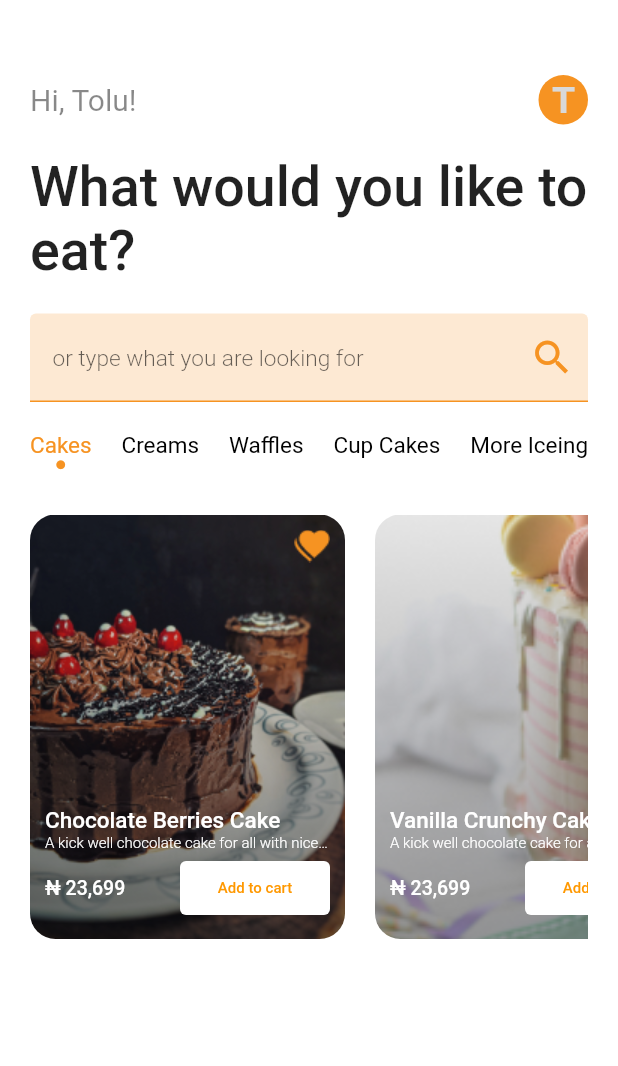
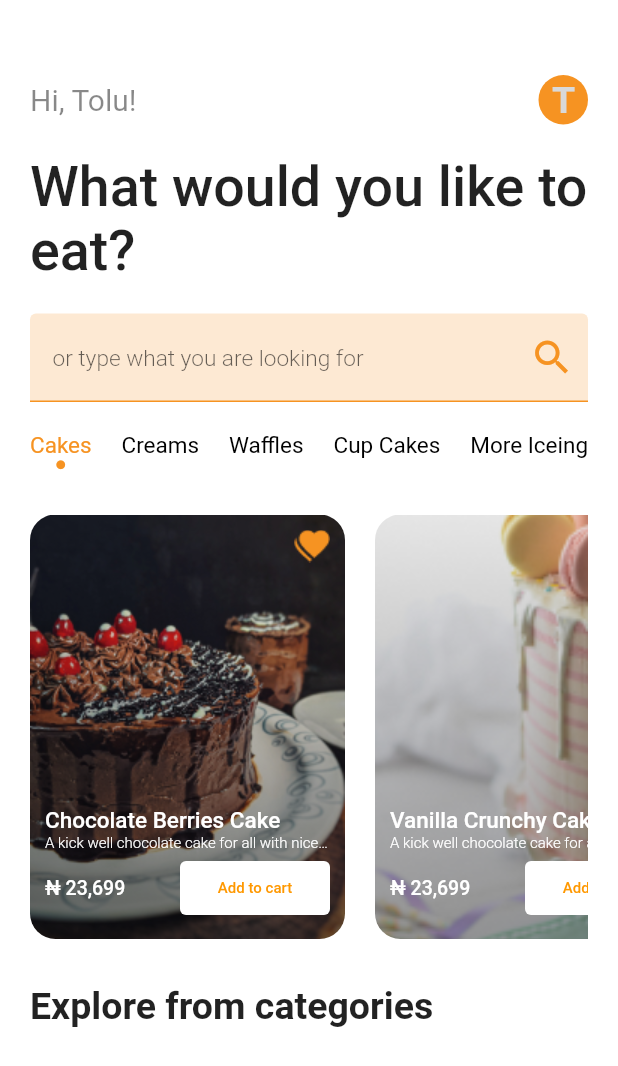
Before and after one commit to ayoolat/pastries, a Flutter app: the DashboardScreen screen opened by its route, on a phone screen of 412 x 824 dp. Shown: the top 1066 px of the screen. Run offline on Flutter 3.47's test engine with Material 2 defaults, Android fonts, the phone set to English and light mode, and no system bars; our stand-ins replace pinput.

Commit message:
Started categories section

```diff
--- a/lib/screens/dashboard.dart
+++ b/lib/screens/dashboard.dart
@@ -148,6 +148,16 @@ class _DashboardScreenState extends State<DashboardScreen> {
                   ],
                 ),
               ),
+              const SizedBox(
+                height: 30,
+              ),
+              const Align(
+                alignment: Alignment.topLeft,
+                child: Text(
+                  "Explore from categories",
+                  style: kSubDashboardHeading,
+                ),
+              )
             ],
           ),
         ),
--- a/lib/utils/constants.dart
+++ b/lib/utils/constants.dart
@@ -59,6 +59,10 @@ const kCakeCardButton = TextStyle(
   fontWeight: FontWeight.w500,
   color: Colors.orange,
 );
+const kSubDashboardHeading = TextStyle(
+  fontWeight: FontWeight.w600,
+  fontSize: 25,
+);
 kBackgroundImage(ImageProvider appImages) => BoxDecoration(
       image: DecorationImage(image: appImages, fit: BoxFit.fill),
     );
```
